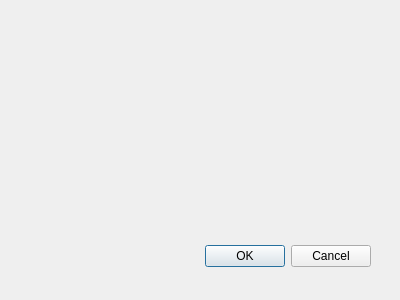
Qt form retroshare-gui/src/gui/Posted/PostedCreateCommentDialog.ui (RetroShare/RetroShare) before a commit.
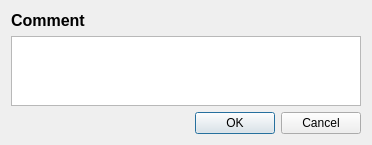
The same form after that commit.

Commit message: Added posted comment creation contextMnurequested does not seem to be working....may have to use an old fashioned non-derived treewidget.

Patch:
```diff
--- a/retroshare-gui/src/gui/Posted/PostedCreateCommentDialog.ui
+++ b/retroshare-gui/src/gui/Posted/PostedCreateCommentDialog.ui
@@ -8,22 +8,34 @@
    <rect>
     <x>0</x>
     <y>0</y>
-    <width>400</width>
-    <height>300</height>
+    <width>372</width>
+    <height>145</height>
    </rect>
   </property>
   <property name="windowTitle">
    <string>Dialog</string>
   </property>
+  <layout class="QVBoxLayout" name="verticalLayout_2">
+   <item>
+    <layout class="QVBoxLayout" name="verticalLayout">
+     <item>
+      <widget class="QLabel" name="label">
+       <property name="text">
+        <string>&lt;!DOCTYPE HTML PUBLIC &quot;-//W3C//DTD HTML 4.0//EN&quot; &quot;http://www.w3.org/TR/REC-html40/strict.dtd&quot;&gt;
+&lt;html&gt;&lt;head&gt;&lt;meta name=&quot;qrichtext&quot; content=&quot;1&quot; /&gt;&lt;style type=&quot;text/css&quot;&gt;
+p, li { white-space: pre-wrap; }
+&lt;/style&gt;&lt;/head&gt;&lt;body style=&quot; font-family:'MS Shell Dlg 2'; font-size:8.25pt; font-weight:400; font-style:normal;&quot;&gt;
+&lt;p style=&quot; margin-top:0px; margin-bottom:0px; margin-left:0px; margin-right:0px; -qt-block-indent:0; text-indent:0px;&quot;&gt;&lt;span style=&quot; font-size:12pt; font-weight:600;&quot;&gt;Comment&lt;/span&gt;&lt;/p&gt;&lt;/body&gt;&lt;/html&gt;</string>
+       </property>
+      </widget>
+     </item>
+     <item>
+      <widget class="QTextEdit" name="commentTextEdit"/>
+     </item>
+    </layout>
+   </item>
+   <item>
   <widget class="QDialogButtonBox" name="buttonBox">
-   <property name="geometry">
-    <rect>
-     <x>30</x>
-     <y>240</y>
-     <width>341</width>
-     <height>32</height>
-    </rect>
-   </property>
    <property name="orientation">
     <enum>Qt::Horizontal</enum>
    </property>
@@ -31,6 +43,8 @@
     <set>QDialogButtonBox::Cancel|QDialogButtonBox::Ok</set>
    </property>
   </widget>
+   </item>
+  </layout>
  </widget>
  <pixmapfunction/>
  <resources/>
```
Left out of the diff: 7 changed lines with no effect on the pictures. Lines whose indentation alone changed are shown as unchanged. The commit also changes 17 other files.
